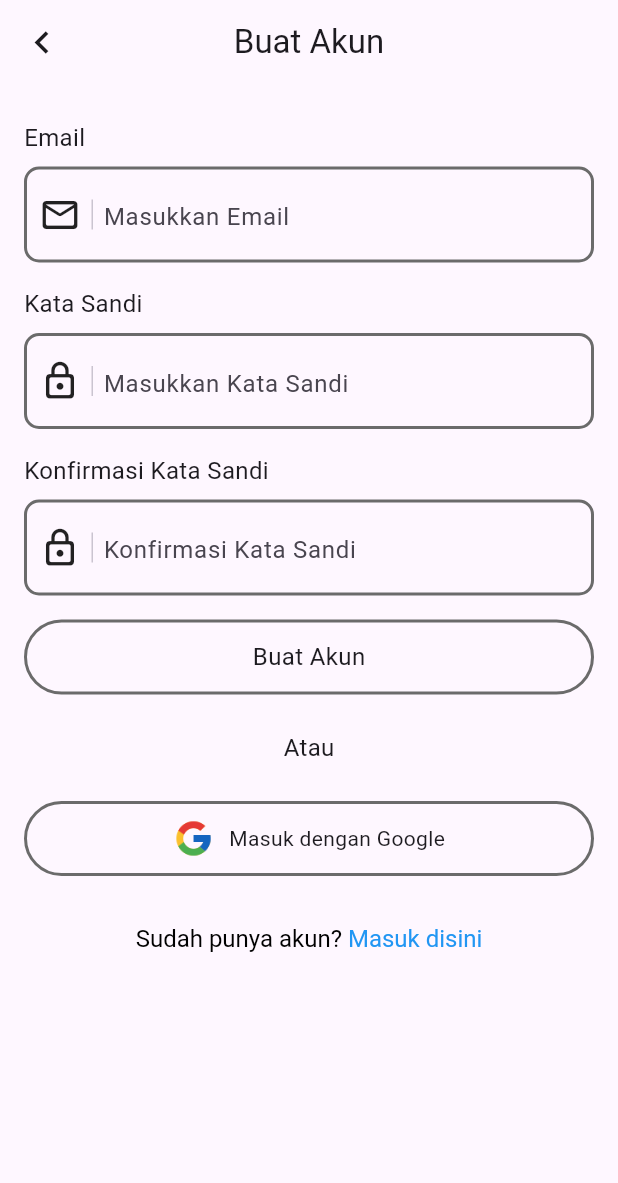
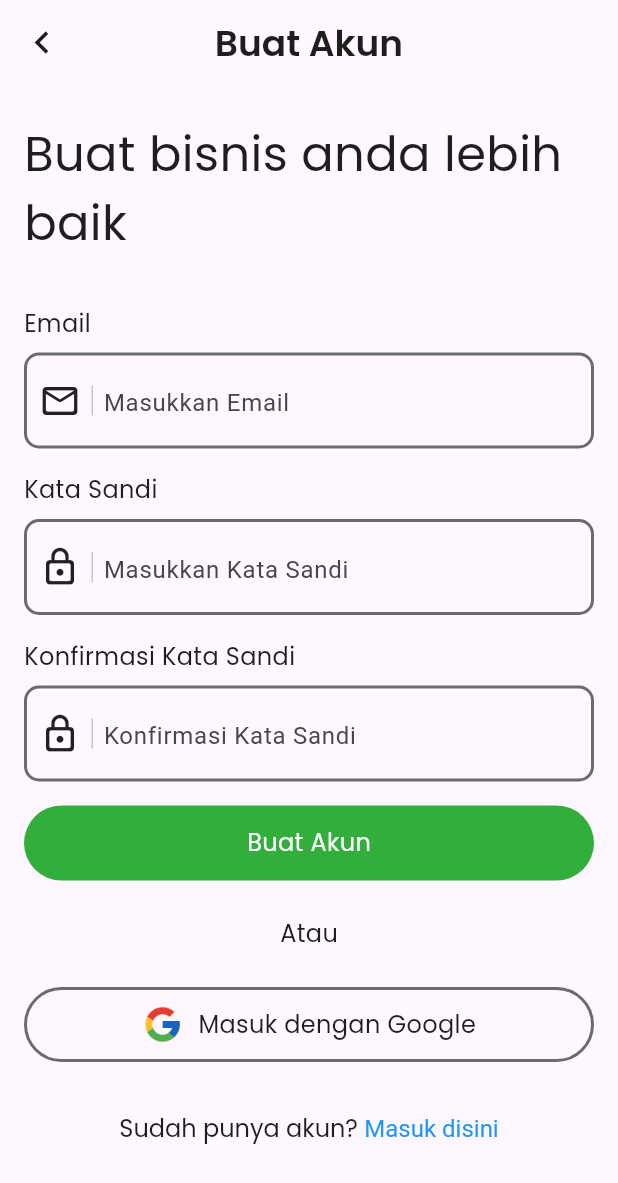
Before and after one commit to Febry3/riset-motion, a Flutter app: the screen it shows after launch, on a phone screen of 412 x 824 dp. Shown: the top 1183 px of the screen. Run offline on Flutter 3.47's test engine with Material 3 defaults, Android fonts, the light colour scheme and no system bars; our stand-ins replace get, google_fonts, step_progress_indicator.

Commit message:
update: updating login and register page

```diff
--- a/lib/app/modules/register/views/register_view.dart
+++ b/lib/app/modules/register/views/register_view.dart
@@ -3,6 +3,8 @@ import 'package:flutter/material.dart';
 
 import 'package:get/get.dart';
 import 'package:riset_motion/app/routes/app_pages.dart';
+import 'package:riset_motion/app/themes/colors.dart';
+import 'package:riset_motion/app/themes/font.dart';
 
 import '../controllers/register_controller.dart';
 
@@ -16,7 +18,10 @@ class RegisterView extends GetView<RegisterController> {
             Icons.chevron_left,
             size: 30,
           ),
-          title: const Text('Buat Akun'),
+          title: Text(
+            'Buat Akun',
+            style: h2SemiBold,
+          ),
           centerTitle: true,
         ),
         body: Padding(
@@ -25,8 +30,15 @@ class RegisterView extends GetView<RegisterController> {
             crossAxisAlignment: CrossAxisAlignment.start,
             children: [
               Text(
+                "Buat bisnis anda lebih baik",
+                style: h1Regular,
+              ),
+              SizedBox(
+                height: 32,
+              ),
+              Text(
                 "Email",
-                style: TextStyle(fontSize: 16),
+                style: h4Regular,
               ),
               SizedBox(
                 height: 8,
@@ -76,7 +88,7 @@ class RegisterView extends GetView<RegisterController> {
               ),
               Text(
                 "Kata Sandi",
-                style: TextStyle(fontSize: 16),
+                style: h4Regular,
               ),
               SizedBox(
                 height: 8,
@@ -126,7 +138,7 @@ class RegisterView extends GetView<RegisterController> {
               ),
               Text(
                 "Konfirmasi Kata Sandi",
-                style: TextStyle(fontSize: 16),
+                style: h4Regular,
               ),
               SizedBox(
                 height: 8,
@@ -180,16 +192,13 @@ class RegisterView extends GetView<RegisterController> {
                   width: MediaQuery.sizeOf(context).width,
                   height: 50,
                   decoration: BoxDecoration(
-                    border: Border.all(
-                      width: 2,
-                      color: Color(0xFF6B6B6B),
-                    ),
+                    color: primaryColor,
                     borderRadius: BorderRadius.circular(25),
                   ),
                   child: Center(
                     child: Text(
                       "Buat Akun",
-                      style: TextStyle(fontSize: 16),
+                      style: h4Regular.copyWith(color: Colors.white),
                     ),
                   ),
                 ),
@@ -200,7 +209,7 @@ class RegisterView extends GetView<RegisterController> {
               Center(
                 child: Text(
                   "Atau",
-                  style: TextStyle(fontSize: 16),
+                  style: h4Regular,
                 ),
               ),
               SizedBox(
@@ -228,7 +237,7 @@ class RegisterView extends GetView<RegisterController> {
                     ),
                     Text(
                       "Masuk dengan Google",
-                      style: TextStyle(fontSize: 14),
+                      style: h4Regular,
                     )
                   ],
                 ),
@@ -240,7 +249,7 @@ class RegisterView extends GetView<RegisterController> {
                   child: RichText(
                 text: TextSpan(
                   text: '',
-                  style: TextStyle(color: Colors.black, fontSize: 16),
+                  style: h4Regular,
                   children: [
                     TextSpan(
                       text: 'Sudah punya akun? ',
```
Also changed, not shown: lib/app/modules/login/views/login_view.dart (+9 -6 lines), lib/app/modules/onboarding_page_1/views/onboarding_page_1_view.dart (+6 -7 lines), lib/app/modules/onboarding_page_2/views/onboarding_page_2_view.dart (+6 -7 lines), lib/app/modules/onboarding_page_3/views/onboarding_page_3_view.dart (+6 -7 lines), lib/app/modules/onboarding_page_4/views/onboarding_page_4_view.dart (+6 -7 lines).
